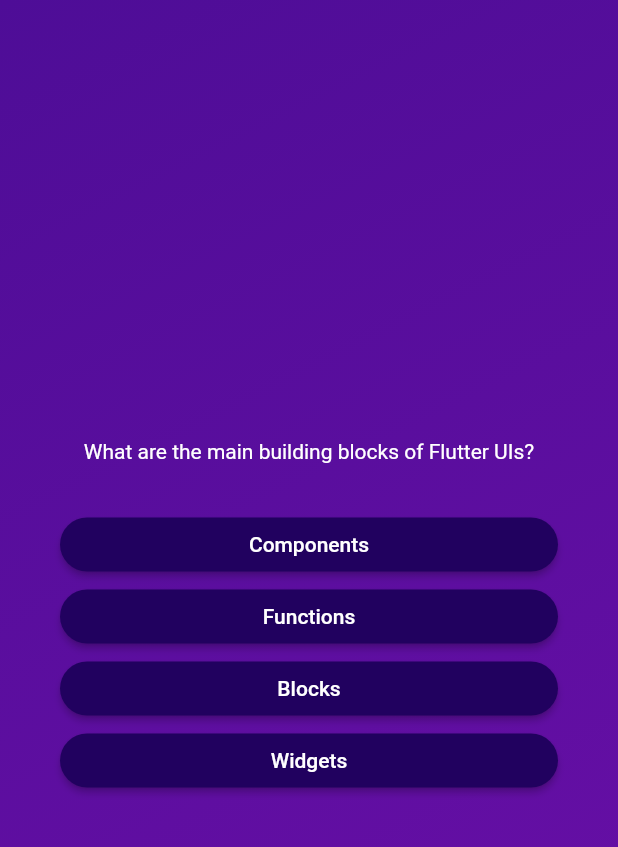
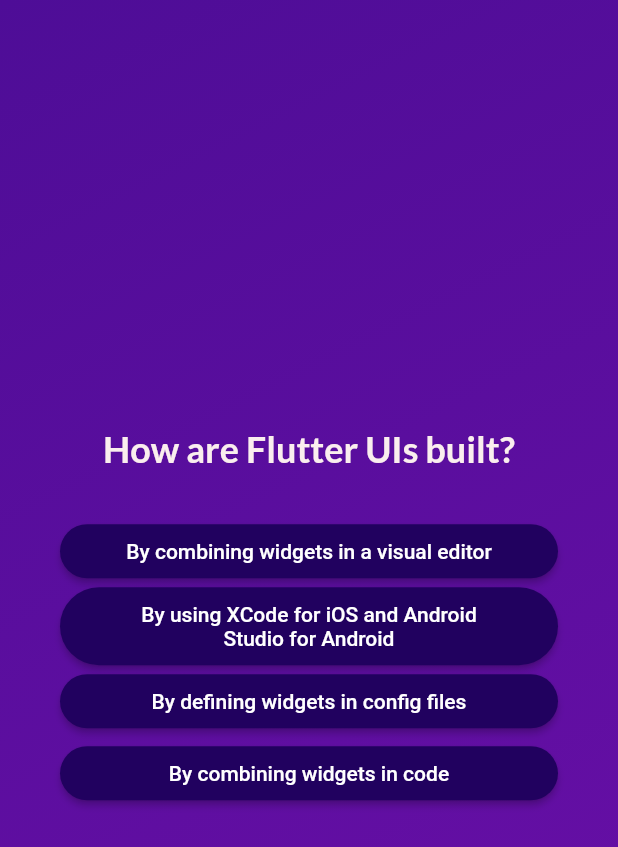
Before and after one commit to saitgungor/quiz_app, a Flutter app: the screen it shows after launch, after a tap on "Start Quiz", after a tap on "Components", on a phone screen of 412 x 824 dp. Shown: the top 847 px of the screen. Run offline on Flutter 3.47's test engine with Material 2 defaults, Android fonts, the phone set to English and light mode, and no system bars; our stand-ins replace google_fonts.

Commit message:
google fonts library added, answer selections function implemented

```diff
--- a/lib/answer_button.dart
+++ b/lib/answer_button.dart
@@ -24,7 +24,10 @@ class AnswerButton extends StatelessWidget {
           shape: RoundedRectangleBorder(
             borderRadius: BorderRadius.circular(40),
           )),
-      child: Text(answerText),
+      child: Text(
+        answerText,
+        textAlign: TextAlign.center,
+      ),
     );
   }
 }
--- a/lib/questions_screen.dart
+++ b/lib/questions_screen.dart
@@ -1,9 +1,12 @@
 import 'package:flutter/material.dart';
 import 'package:quiz_app/answer_button.dart';
 import 'package:quiz_app/data/questions.dart';
+import 'package:google_fonts/google_fonts.dart';
 
 class QuestionsScreen extends StatefulWidget {
-  const QuestionsScreen({super.key});
+  const QuestionsScreen({super.key, required this.onSelectAnswer});
+
+  final void Function(String answer) onSelectAnswer;
 
   @override
   State<QuestionsScreen> createState() {
@@ -12,9 +15,18 @@ class QuestionsScreen extends StatefulWidget {
 }
 
 class _QuestionsScreenState extends State<QuestionsScreen> {
+  var currentQuestionIndex = 0;
+
+  void answerQuestion(String selectedAnswer) {
+    widget.onSelectAnswer(selectedAnswer);
+    setState(() {
+      currentQuestionIndex++;
+    });
+  }
+
   @override
   Widget build(context) {
-    final currentQuestion = questions[0];
+    final currentQuestion = questions[currentQuestionIndex];
 
     return SizedBox(
       width: double.infinity,
@@ -26,8 +38,10 @@ class _QuestionsScreenState extends State<QuestionsScreen> {
           children: [
             Text(
               currentQuestion.text,
-              style: const TextStyle(
-                color: Colors.white,
+              style: GoogleFonts.lato(
+                color: const Color.fromARGB(255, 250, 238, 238),
+                fontSize: 24,
+                fontWeight: FontWeight.bold,
               ),
               textAlign: TextAlign.center,
             ),
@@ -37,7 +51,9 @@ class _QuestionsScreenState extends State<QuestionsScreen> {
             ...currentQuestion.getShuffledAnswers().map((answer) {
               return AnswerButton(
                 answerText: answer,
-                onTap: () {},
+                onTap: () {
+                  answerQuestion(answer);
+                },
               );
             }),
           ],
--- a/lib/quiz.dart
+++ b/lib/quiz.dart
@@ -1,6 +1,7 @@
 import 'package:flutter/material.dart';
 import 'package:quiz_app/questions_screen.dart';
 import 'package:quiz_app/start_screen.dart';
+import 'package:quiz_app/data/questions.dart';
 
 class Quiz extends StatefulWidget {
   const Quiz({super.key});
@@ -12,6 +13,7 @@ class Quiz extends StatefulWidget {
 }
 
 class _QuizState extends State<Quiz> {
+  List<String> selectedAnswers = [];
   var activeScreen = "start-screen";
 
   void switchScreen() {
@@ -20,12 +22,23 @@ class _QuizState extends State<Quiz> {
     });
   }
 
+  void chooseAnswer(String answer) {
+    selectedAnswers.add(answer);
+
+    if (selectedAnswers.length == questions.length) {
+      setState(() {
+        selectedAnswers = [];
+        activeScreen = 'start-screen';
+      });
+    }
+  }
+
   @override
   Widget build(context) {
     Widget screenWidget = StartScreen(switchScreen);
 
     if (activeScreen == 'questions-screen') {
-      screenWidget = const QuestionsScreen();
+      screenWidget = QuestionsScreen(onSelectAnswer: chooseAnswer);
     }
 
     return MaterialApp(
--- a/pubspec.yaml
+++ b/pubspec.yaml
@@ -34,6 +34,7 @@ dependencies:
   # The following adds the Cupertino Icons font to your application.
   # Use with the CupertinoIcons class for iOS style icons.
   cupertino_icons: ^1.0.2
+  google_fonts: ^5.1.0
 
 dev_dependencies:
   flutter_test:
```
Also changed, not shown: pubspec.lock, 1 other file.
